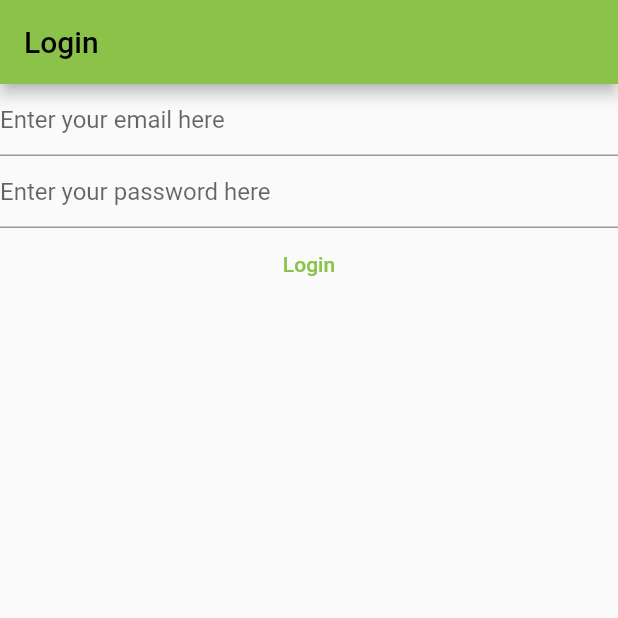
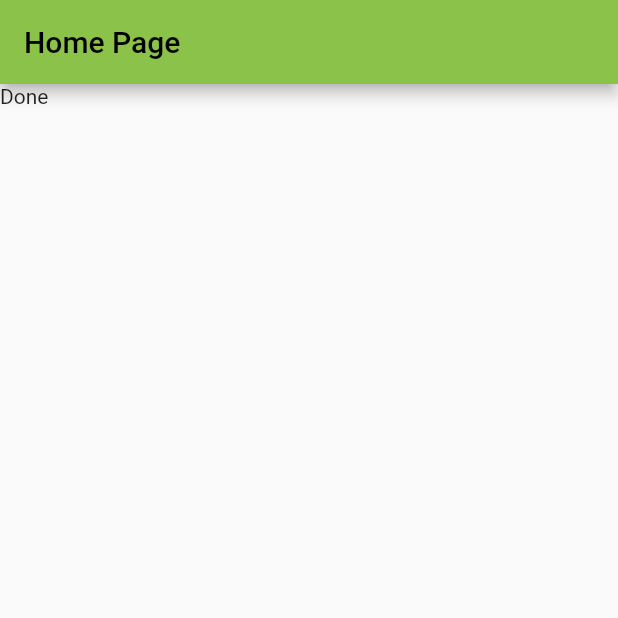
Before and after one commit to leon-bi/notetaker, a Flutter app: the screen it shows after launch, on a phone screen of 412 x 824 dp, the top half of it. Run offline on Flutter 3.47's test engine with Material 2 defaults, Android fonts, the phone set to English and light mode, and no system bars; our stand-ins replace firebase_auth, firebase_core; accounts and stored records are empty.

Commit message:
Separate app initialization from login and register views

```diff
--- a/lib/main.dart
+++ b/lib/main.dart
@@ -11,6 +11,37 @@ void main() {
     theme: ThemeData(
       primarySwatch: Colors.lightGreen,
     ),
-    home: const LoginView(),
+    home: const HomePage(),
   ));
 }
+
+class HomePage extends StatelessWidget {
+  const HomePage({super.key});
+
+  @override
+  Widget build(BuildContext context) {
+    return Scaffold(
+      appBar: AppBar(
+        title: const Text("Home Page"),
+      ),
+      body: FutureBuilder(
+          // initialize firebase before other calls to firebase
+          future: Firebase.initializeApp(
+              options: DefaultFirebaseOptions.currentPlatform),
+          builder: (context, snapshot) {
+            switch (snapshot.connectionState) {
+              case ConnectionState.done:
+                final user = FirebaseAuth.instance.currentUser;
+                if (user?.emailVerified ?? false) {
+                  print("You are verified");
+                } else {
+                  print("You need to verify your email first");
+                }
+                return const Text("Done");
+              default:
+                return const Text("Loading....");
+            }
+          }),
+    );
+  }
+}
```
